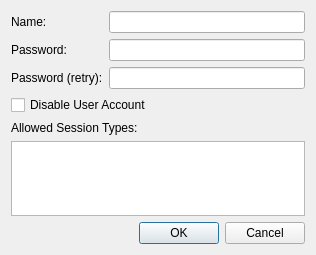
Qt form source/client/ui/hosts/router_user_dialog.ui (dchapyshev/aspia) before a commit.
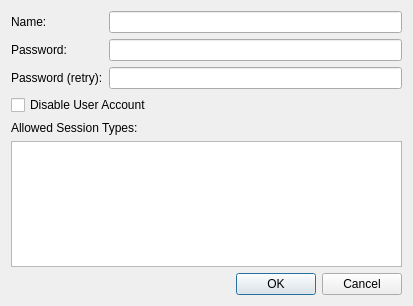
The same form after that commit. Custom widgets are drawn as their Qt base class.

```diff
--- a/source/client/ui/hosts/router_user_dialog.ui
+++ b/source/client/ui/hosts/router_user_dialog.ui
@@ -6,8 +6,8 @@
    <rect>
     <x>0</x>
     <y>0</y>
-    <width>316</width>
-    <height>255</height>
+    <width>413</width>
+    <height>306</height>
    </rect>
   </property>
   <property name="windowTitle">
```
